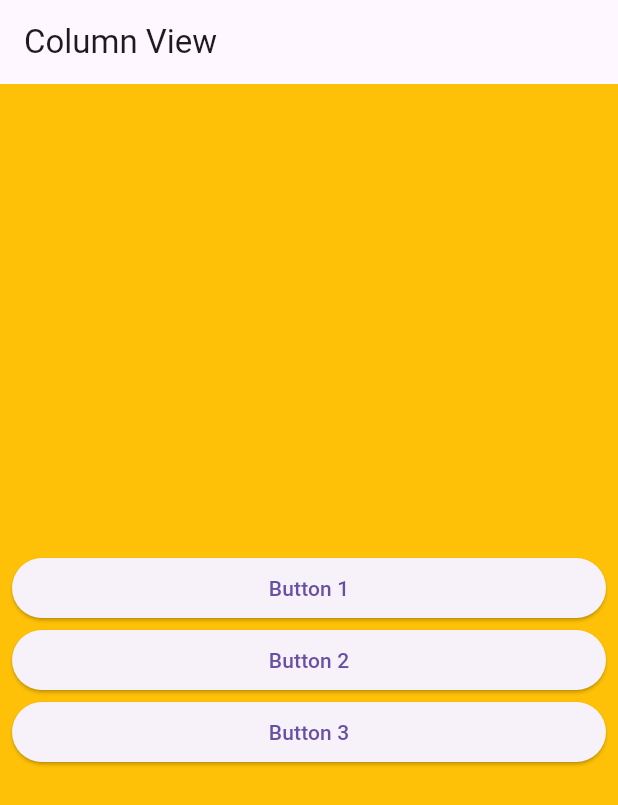
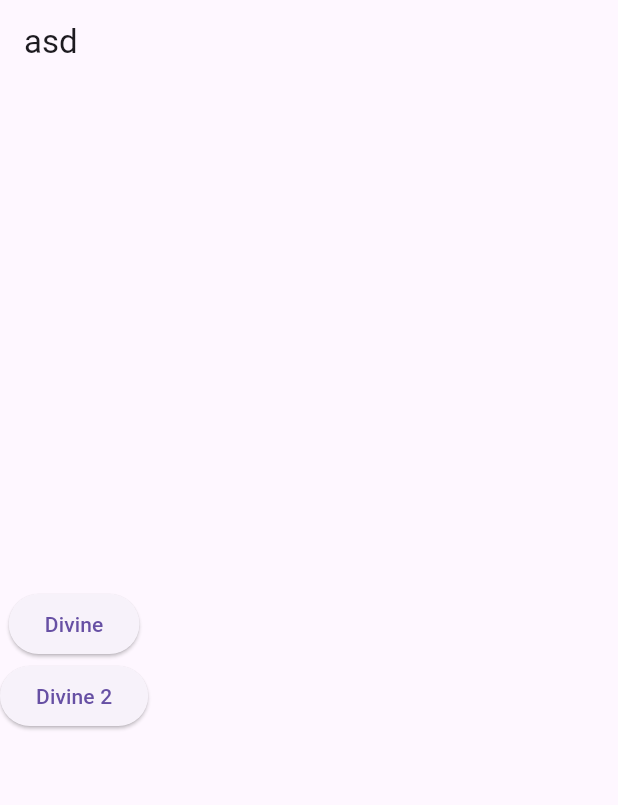
Before and after one commit to kiranrana8973/batch33, a Flutter app: the screen it shows after launch, on a phone screen of 412 x 824 dp. Shown: the top 805 px of the screen. Run offline on Flutter 3.47's test engine with Material 3 defaults, Android fonts, the phone set to English and light mode, and no system bars.

Commit message:
Added container

```diff
--- a/lib/app.dart
+++ b/lib/app.dart
@@ -1,4 +1,4 @@
-import 'package:batch33/view/column_view.dart';
+import 'package:batch33/view/container_view.dart';
 import 'package:flutter/material.dart';
 
 class MyApp extends StatelessWidget {
@@ -8,7 +8,7 @@ class MyApp extends StatelessWidget {
   Widget build(BuildContext context) {
     return const MaterialApp(
       debugShowCheckedModeBanner: false,
-      home: ColumnView(),
+      home: ContainerView(),
     );
   }
 }
--- /dev/null
+++ b/lib/view/container_view.dart
@@ -0,0 +1,26 @@
+import 'package:flutter/material.dart';
+
+class ContainerView extends StatelessWidget {
+  const ContainerView({super.key});
+
+  @override
+  Widget build(BuildContext context) {
+    return Scaffold(
+        appBar: AppBar(
+          title: const Text('asd'),
+        ),
+        body: Column(
+          mainAxisAlignment: MainAxisAlignment.center,
+          children: [
+            ElevatedButton(
+              onPressed: () {},
+              child: const Text('Divine'),
+            ),
+            ElevatedButton(
+              onPressed: () {},
+              child: const Text('Divine 2'),
+            ),
+          ],
+        ));
+  }
+}
```
